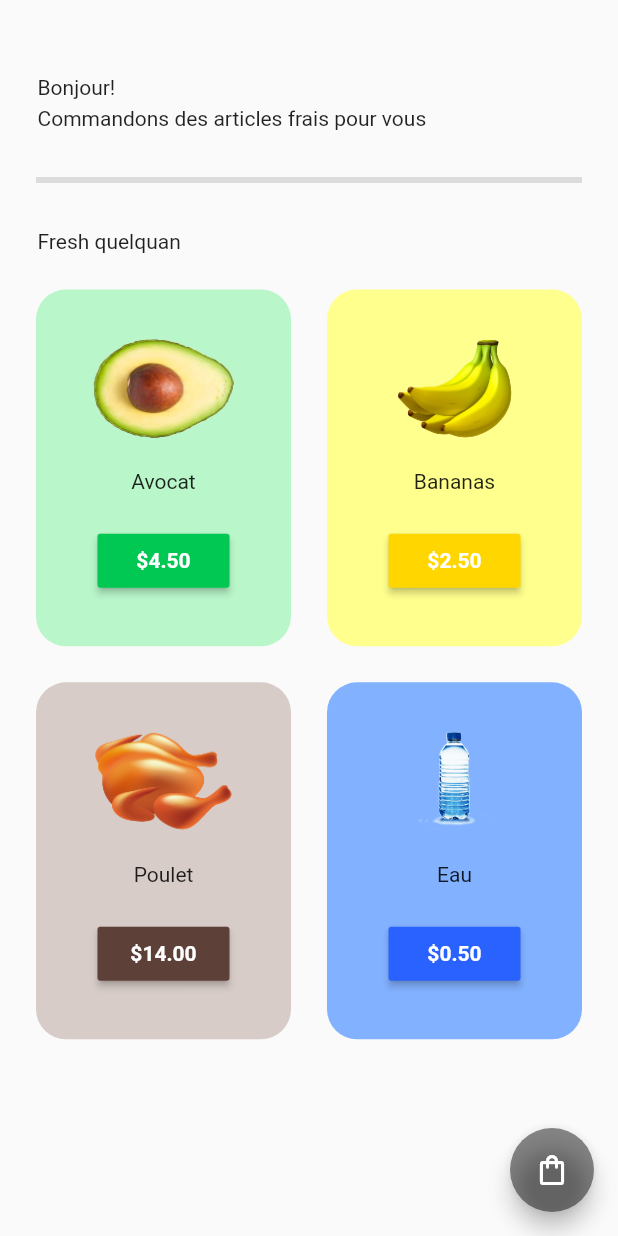
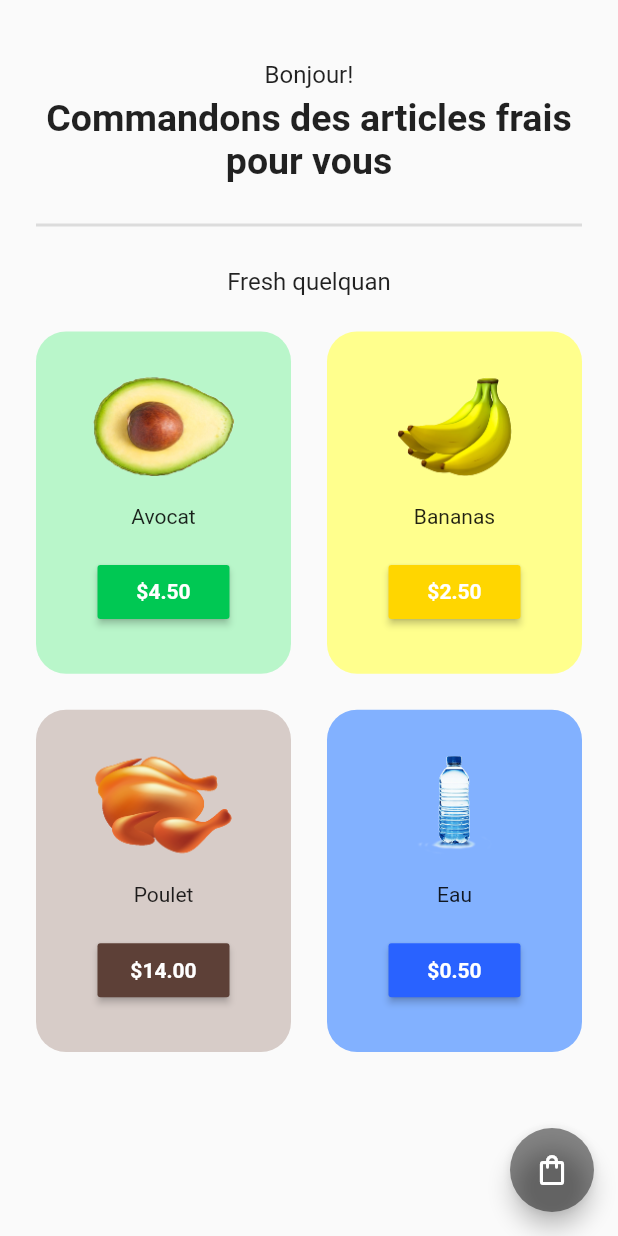
Before and after one commit to erdemgocen44/La-Marche, a Flutter app: the HomePage screen opened directly, on a phone screen of 412 x 824 dp. Run offline on Flutter 3.47's test engine with Material 2 defaults, Android fonts, the light colour scheme and no system bars; our stand-ins replace google_fonts.

Commit message:
exception ok

```diff
--- a/lib/pages/cart_page.dart
+++ b/lib/pages/cart_page.dart
@@ -7,7 +7,7 @@ class CartPage extends StatelessWidget {
   Widget build(BuildContext context) {
     return Scaffold(
       appBar: AppBar(
-        title: const Text('Ma Carte'),
+        title: const Text('Ma Carte',),
       ),
     );
   }
--- a/lib/pages/home_page.dart
+++ b/lib/pages/home_page.dart
@@ -26,21 +26,21 @@ class HomePage extends StatelessWidget {
       ),
       body: SafeArea(
         child: Column(
-          crossAxisAlignment: CrossAxisAlignment.start,
+          crossAxisAlignment: CrossAxisAlignment.center,
           mainAxisAlignment: MainAxisAlignment.center,
           children: [
             CustomSized(
-              50,
+              40,
             ),
 
             //bonjour!!
-            Padding(
-              padding: const EdgeInsets.symmetric(
+            const Padding(
+              padding: EdgeInsets.symmetric(
                 horizontal: 25,
               ),
-              child: CustomText(
+              child: Text(
                 'Bonjour!',
-                style: const TextStyle(fontSize: 14),
+                style: TextStyle(fontSize: 16),
                 textAlign: TextAlign.center,
               ),
             ),
@@ -54,10 +54,10 @@ class HomePage extends StatelessWidget {
               padding: const EdgeInsets.symmetric(
                 horizontal: 25,
               ),
-              child: CustomText(
+              child: Text(
                 'Commandons des articles frais pour vous',
                 style: GoogleFonts.nerkoOne(
-                  fontSize: 34,
+                  fontSize: 25,
                   fontWeight: FontWeight.bold,
                 ),
                 textAlign: TextAlign.center,
@@ -65,7 +65,7 @@ class HomePage extends StatelessWidget {
             ),
 
             CustomSized(
-              25,
+              20,
             ),
 
             //divider
@@ -75,23 +75,23 @@ class HomePage extends StatelessWidget {
                 horizontal: 24.0,
               ),
               child: Divider(
-                thickness: 4,
+                thickness: 2,
               ),
             ),
 
             CustomSized(
-              25,
+              20,
             ),
 
             //fresh quelquan + grid
 
-            Padding(
-              padding: const EdgeInsets.symmetric(
+            const Padding(
+              padding: EdgeInsets.symmetric(
                 horizontal: 25,
               ),
-              child: CustomText(
+              child: Text(
                 'Fresh quelquan',
-                style: const TextStyle(
+                style: TextStyle(
                   fontSize: 16,
                 ),
                 textAlign: TextAlign.center,
@@ -104,7 +104,7 @@ class HomePage extends StatelessWidget {
                   itemCount: value.shopItems.length,
                   gridDelegate: const SliverGridDelegateWithFixedCrossAxisCount(
                     crossAxisCount: 2,
-                    childAspectRatio: 1 / 1.35,
+                    childAspectRatio: 1 / 1.30,
                   ),
                   itemBuilder: (context, index) {
                     return GroceryItemTile(
@@ -124,14 +124,6 @@ class HomePage extends StatelessWidget {
   }
 
   // ignore: non_constant_identifier_names
-  Text CustomText(String ecrit,
-      {required TextStyle style, required TextAlign textAlign}) {
-    return Text(
-      ecrit,
-    );
-  }
-
-  // ignore: non_constant_identifier_names
   SizedBox CustomSized(double ebat) {
     return SizedBox(
       height: ebat,
```
